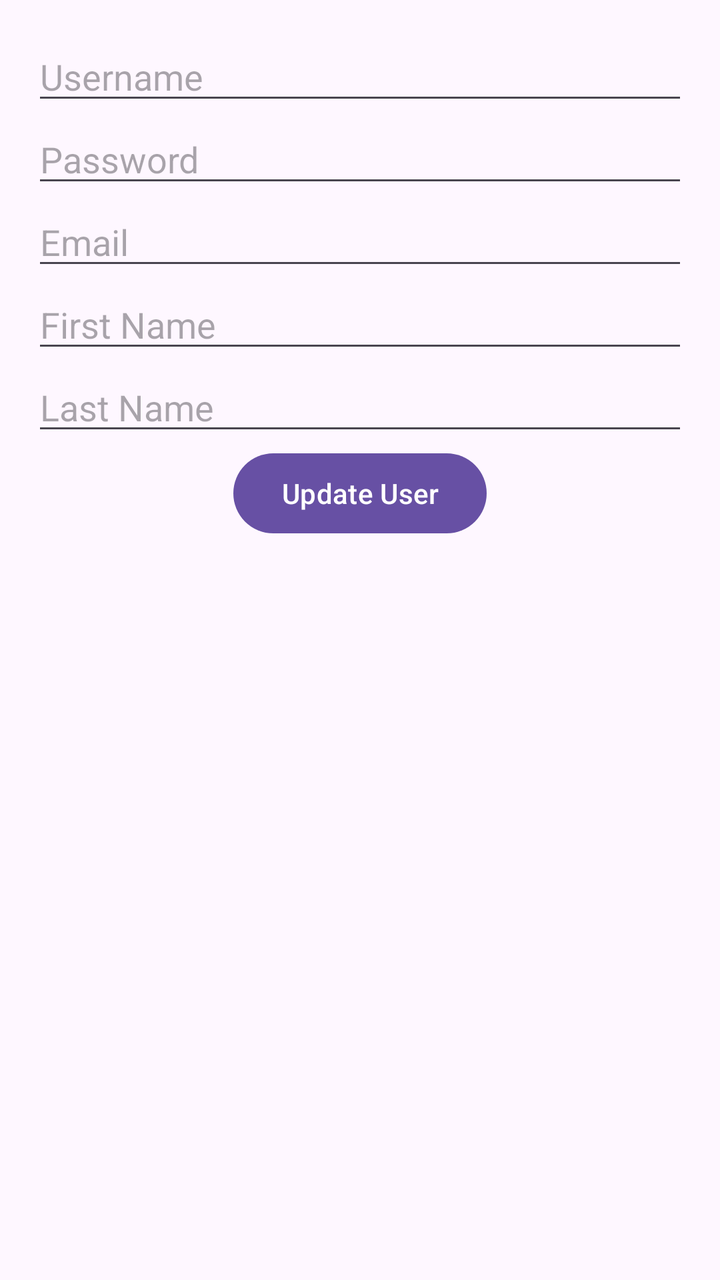
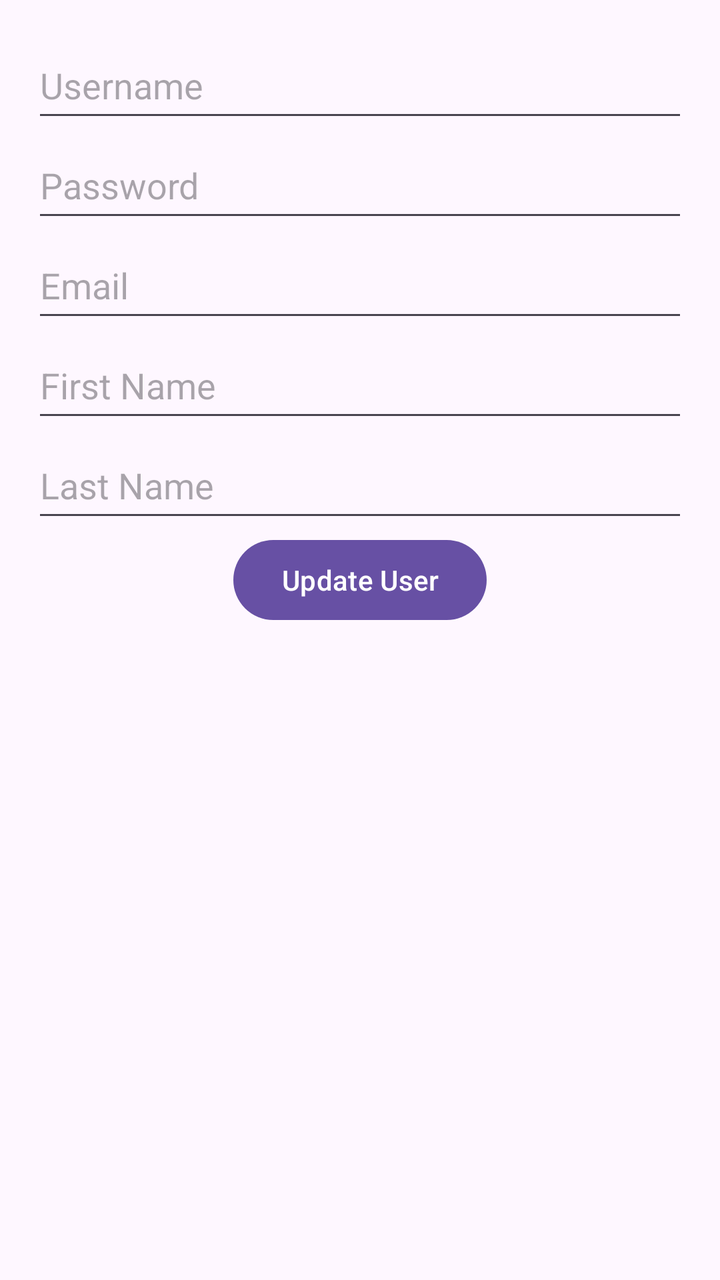

Screens rendered from an Android XML layout before and after an edit, with the pre-edit source and the edit as a unified diff.
<!-- AndroidManifest.xml: application theme Theme.AndroidExample -->
<!-- res/layout/activity_edit_user.xml -->
<?xml version="1.0" encoding="utf-8"?>
<LinearLayout xmlns:android="http://schemas.android.com/apk/res/android"
    android:layout_width="match_parent"
    android:layout_height="match_parent"
    android:orientation="vertical"
    android:padding="16dp">

    <EditText
        android:id="@+id/edit_username_edt"
        android:layout_width="match_parent"
        android:layout_height="wrap_content"
        android:hint="Username"
        android:inputType="text" />

    <EditText
        android:id="@+id/edit_password_edt"
        android:layout_width="match_parent"
        android:layout_height="wrap_content"
        android:hint="Password"
        android:inputType="textPassword" />

    <EditText
        android:id="@+id/edit_email_edt"
        android:layout_width="match_parent"
        android:layout_height="wrap_content"
        android:hint="Email"
        android:inputType="textEmailAddress" />

    <EditText
        android:id="@+id/edit_firstname_edt"
        android:layout_width="match_parent"
        android:layout_height="wrap_content"
        android:hint="First Name"
        android:inputType="textPersonName" />

    <EditText
        android:id="@+id/edit_lastname_edt"
        android:layout_width="match_parent"
        android:layout_height="wrap_content"
        android:hint="Last Name"
        android:inputType="textPersonName" />

    <Button
        android:id="@+id/update_user_btn"
        android:layout_width="wrap_content"
        android:layout_height="wrap_content"
        android:layout_gravity="center_horizontal"
        android:text="Update User" />

</LinearLayout>
<!-- resources referenced by this layout -->
<resources>
  <style name="Theme.AndroidExample" parent="Base.Theme.AndroidExample" />
  <style name="Base.Theme.AndroidExample" parent="Theme.Material3.DayNight.NoActionBar">
          
          
      </style>
</resources>

<!-- the commit's change to res/layout/activity_edit_user.xml (unified diff, before → after) -->
@@ -8,35 +8,35 @@
     <EditText
         android:id="@+id/edit_username_edt"
         android:layout_width="match_parent"
-        android:layout_height="wrap_content"
+        android:layout_height="50dp"
         android:hint="Username"
         android:inputType="text" />
 
     <EditText
         android:id="@+id/edit_password_edt"
         android:layout_width="match_parent"
-        android:layout_height="wrap_content"
+        android:layout_height="50dp"
         android:hint="Password"
         android:inputType="textPassword" />
 
     <EditText
         android:id="@+id/edit_email_edt"
         android:layout_width="match_parent"
-        android:layout_height="wrap_content"
+        android:layout_height="50dp"
         android:hint="Email"
         android:inputType="textEmailAddress" />
 
     <EditText
         android:id="@+id/edit_firstname_edt"
         android:layout_width="match_parent"
-        android:layout_height="wrap_content"
+        android:layout_height="50dp"
         android:hint="First Name"
         android:inputType="textPersonName" />
 
     <EditText
         android:id="@+id/edit_lastname_edt"
         android:layout_width="match_parent"
-        android:layout_height="wrap_content"
+        android:layout_height="50dp"
         android:hint="Last Name"
         android:inputType="textPersonName" />
 
